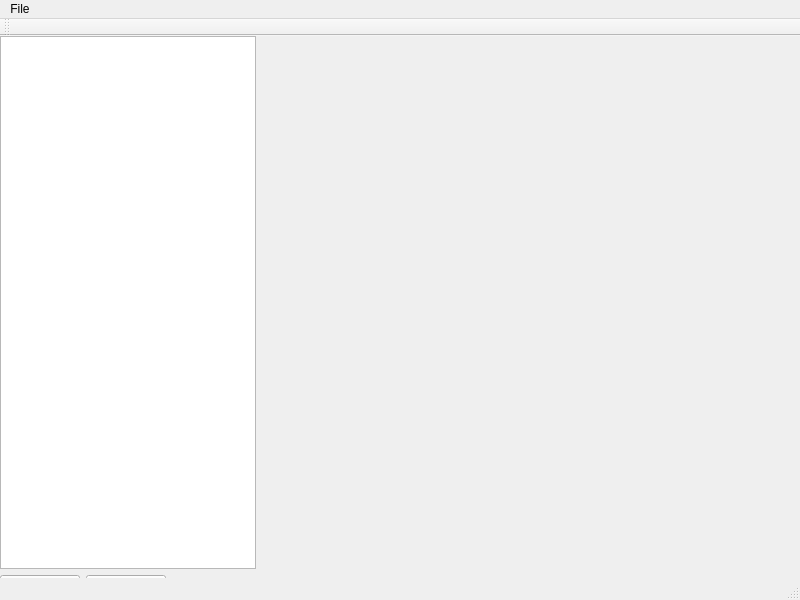
eeyzr1/2024_Group_01, file Qt_Project/mainwindow.ui: the form before one commit.
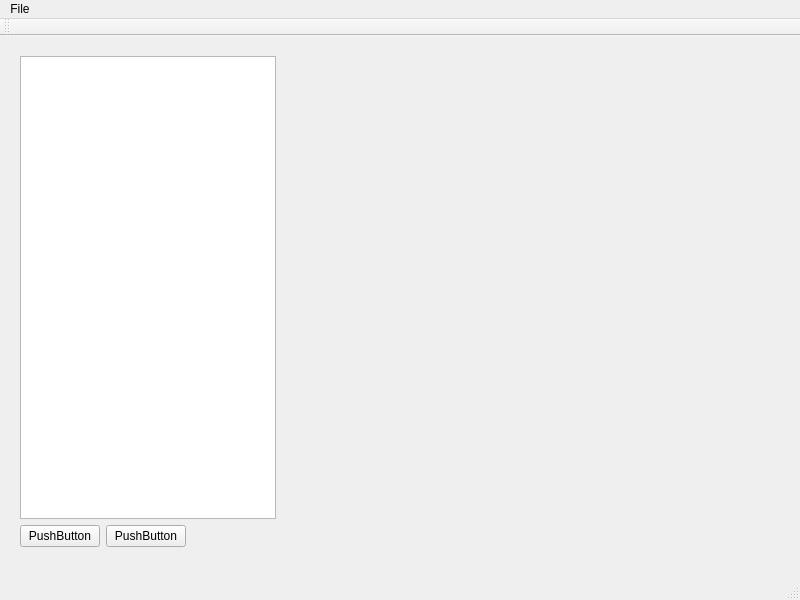
The form after the commit. Icons and pictures are not drawn.

The edit to the form file:
```diff
--- a/Qt_Project/mainwindow.ui
+++ b/Qt_Project/mainwindow.ui
@@ -17,10 +17,10 @@
    <widget class="QWidget" name="layoutWidget">
     <property name="geometry">
      <rect>
-      <x>0</x>
-      <y>0</y>
-      <width>801</width>
-      <height>561</height>
+      <x>20</x>
+      <y>20</y>
+      <width>751</width>
+      <height>491</height>
      </rect>
     </property>
     <layout class="QVBoxLayout" name="verticalLayout">
```
Left out of the diff: 2 changed lines with no effect on the pictures.
